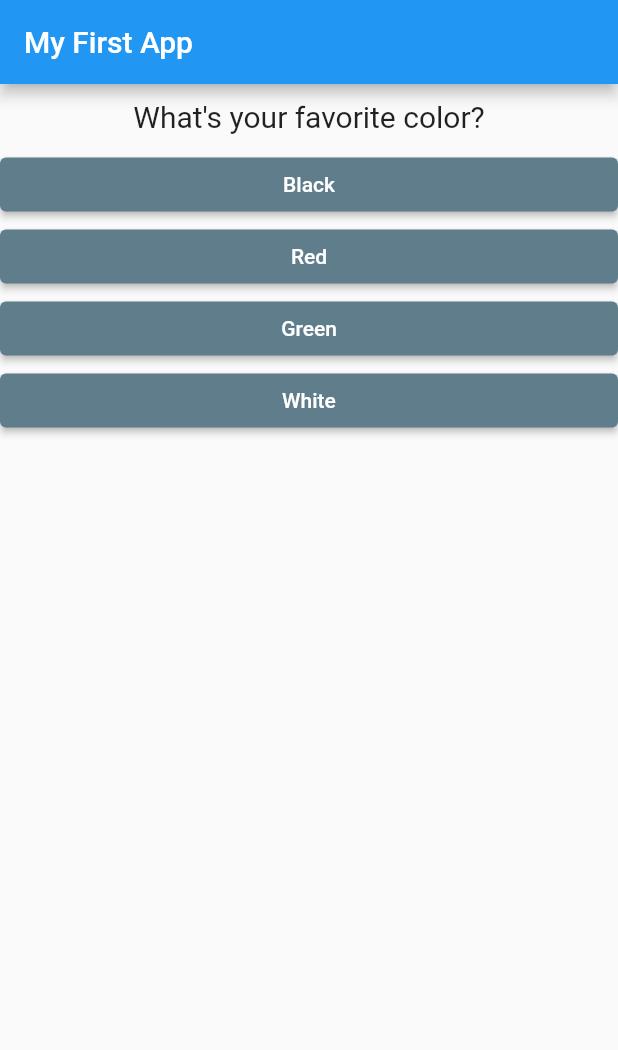
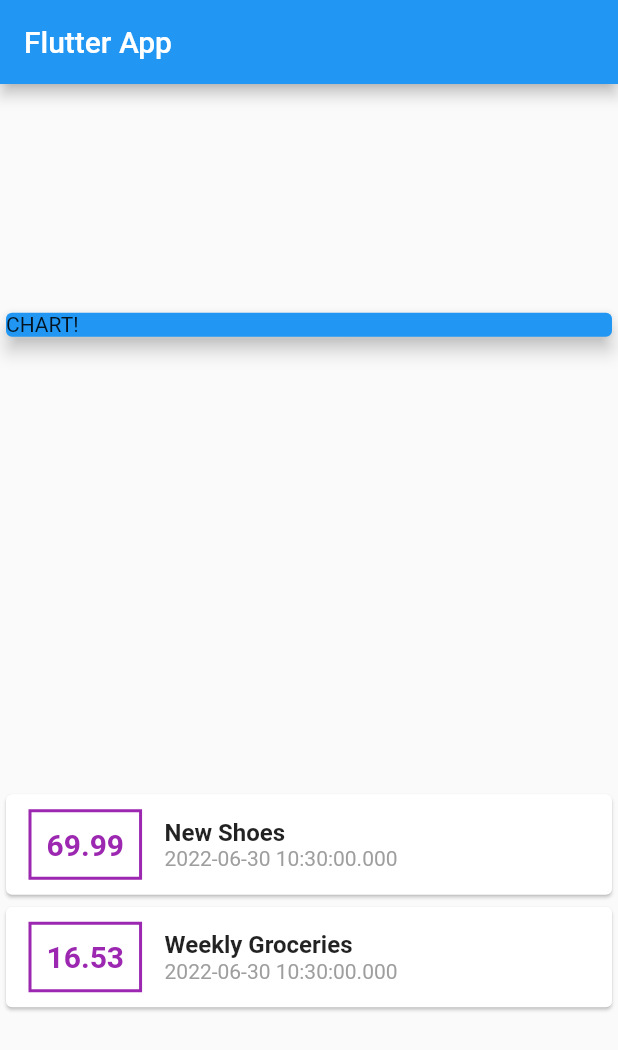
Before and after one commit to sanchoco/personal_expenses_app, a Flutter app: the screen it shows after launch, on a phone screen of 412 x 824 dp. Shown: the top 1050 px of the screen. Run offline on Flutter 3.47's test engine with Material 2 defaults, Android fonts, the phone set to English and light mode, and no system bars.

Commit message:
styling container

```diff
--- a/lib/answer.dart
+++ /dev/null
@@ -1,18 +0,0 @@
-import 'package:flutter/material.dart';
-
-class Answer extends StatelessWidget {
-  final String answerText;
-  final void Function() selectHandler;
-  const Answer(this.selectHandler, this.answerText);
-  @override
-  Widget build(BuildContext context) {
-    return Container(
-      width: double.infinity,
-      child: ElevatedButton(
-        style: ElevatedButton.styleFrom(primary: Colors.blueGrey, onPrimary: Colors.white),
-        onPressed: selectHandler,
-        child: Text(answerText),
-      ),
-    );
-  }
-}
--- a/lib/main.dart
+++ b/lib/main.dart
@@ -1,82 +1,72 @@
 import 'package:flutter/material.dart';
-import 'package:flutter_complete_guide/quiz.dart';
-import 'package:flutter_complete_guide/result.dart';
-import './question.dart';
-import './answer.dart';
+import 'package:flutter_complete_guide/transaction.dart';
 
 void main() => runApp(MyApp());
 
-class MyApp extends StatefulWidget {
+class MyApp extends StatelessWidget {
   @override
-  State<StatefulWidget> createState() {
-    return _MyAppState();
+  Widget build(BuildContext context) {
+    return MaterialApp(
+      title: 'Flutter App',
+      home: MyHomePage(),
+    );
   }
 }
 
-class _MyAppState extends State<MyApp> {
-  var _questionIndex = 0;
-  int _totalScore = 0;
-
+class MyHomePage extends StatelessWidget {
+  final List<Transaction> transactions = [
+    Transaction(id: 't1', title: 'New Shoes', amount: 69.99, date: DateTime.now()),
+    Transaction(id: 't2', title: 'Weekly Groceries', amount: 16.53, date: DateTime.now()),
+  ];
   @override
   Widget build(BuildContext context) {
-    var questions = [
-      {
-        "questionText": 'What\'s your favorite color?',
-        'answers': [
-          {'text': 'Black', 'score': 10},
-          {'text': 'Red', 'score': 5},
-          {'text': 'Green', 'score': 3},
-          {'text': 'White', 'score': 1},
-        ]
-      },
-      {
-        "questionText": 'What\'s your favorite animal?',
-        'answers': [
-          {'text': 'Dog', 'score': 10},
-          {'text': 'Cat', 'score': 5},
-          {'text': 'Elephant', 'score': 3},
-          {'text': 'Lion', 'score': 1}
-        ]
-      },
-      {
-        "questionText": 'What\'s your favorite food?',
-        'answers': [
-          {'text': 'chickin', 'score': 10},
-          {'text': 'hamburger', 'score': 5},
-          {'text': 'colar', 'score': 3},
-          {'text': 'cheese', 'score': 1},
-        ]
-      },
-    ];
-
-    _answerQuestion(int score) {
-      _totalScore += score;
-      setState(() {
-        _questionIndex += 1;
-      });
-    }
-
-    _resetQuiz() {
-      setState(() {
-        _totalScore = 0;
-        _questionIndex = 0;
-      });
-    }
-
-    return MaterialApp(
-      home: Scaffold(
-        appBar: AppBar(
-          title: const Text(
-            'My First App',
+    return Scaffold(
+      appBar: AppBar(title: Text('Flutter App')),
+      body: Column(
+        mainAxisAlignment: MainAxisAlignment.spaceAround,
+        crossAxisAlignment: CrossAxisAlignment.stretch,
+        children: [
+          Card(
+            color: Colors.blue,
+            elevation: 5,
+            child: Container(
+              child: Text('CHART!'),
+              width: double.infinity,
+            ),
           ),
-        ),
-        body: _questionIndex < questions.length
-            ? Quiz(
-                answerQuestion: _answerQuestion,
-                questions: questions,
-                questionIndex: _questionIndex,
-              )
-            : Result(_totalScore, _resetQuiz),
+          Column(
+            children: transactions.map((tx) {
+              return Card(
+                child: Row(
+                  children: [
+                    Container(
+                      margin: EdgeInsets.symmetric(vertical: 10, horizontal: 15),
+                      decoration: BoxDecoration(border: Border.all(color: Colors.purple, width: 2)),
+                      padding: EdgeInsets.all(10),
+                      child: Text(
+                        style: TextStyle(fontWeight: FontWeight.bold, fontSize: 20, color: Colors.purple),
+                        tx.amount.toString(),
+                      ),
+                    ),
+                    Column(
+                      crossAxisAlignment: CrossAxisAlignment.start,
+                      children: [
+                        Text(
+                          tx.title,
+                          style: TextStyle(fontWeight: FontWeight.bold, fontSize: 16),
+                        ),
+                        Text(
+                          tx.date.toString(),
+                          style: TextStyle(color: Colors.grey),
+                        ),
+                      ],
+                    ),
+                  ],
+                ),
+              );
+            }).toList(),
+          ),
+        ],
       ),
     );
   }
--- a/lib/question.dart
+++ /dev/null
@@ -1,20 +0,0 @@
-import 'package:flutter/material.dart';
-
-class Question extends StatelessWidget {
-  final String questionText;
-
-  Question(this.questionText);
-
-  @override
-  Widget build(BuildContext context) {
-    return Container(
-      margin: EdgeInsets.all(10),
-      width: double.infinity,
-      child: Text(
-        questionText,
-        style: TextStyle(fontSize: 20),
-        textAlign: TextAlign.center,
-      ),
-    );
-  }
-}
--- a/lib/quiz.dart
+++ /dev/null
@@ -1,23 +0,0 @@
-import 'package:flutter/material.dart';
-import './answer.dart';
-import './question.dart';
-
-class Quiz extends StatelessWidget {
-  final List<Map<String, Object>> questions;
-  final int questionIndex;
-  final void Function(int) answerQuestion;
-
-  Quiz({required this.questions, required this.answerQuestion, required this.questionIndex});
-
-  @override
-  Widget build(BuildContext context) {
-    return Column(
-      children: [
-        Question(questions[questionIndex]['questionText'] as String),
-        ...(questions[questionIndex]['answers'] as List<Map<String, Object>>)
-            .map((answer) => Answer(() => answerQuestion(answer['score'] as int), answer['text'] as String))
-            .toList(),
-      ],
-    );
-  }
-}
--- a/lib/result.dart
+++ /dev/null
@@ -1,39 +0,0 @@
-import 'package:flutter/material.dart';
-
-class Result extends StatelessWidget {
-  final int resultScore;
-  final VoidCallback resetHandler;
-  Result(this.resultScore, this.resetHandler);
-
-  String get resultPhrase {
-    String resultText = 'You did it!';
-    if (resultScore <= 8) {
-      resultText = 'Yout are awesome and innocent!';
-    } else if (resultScore <= 16) {
-      resultText = 'Pretty likeable!';
-    } else if (resultScore <= 30) {
-      resultText = 'You are ... strange?';
-    } else {
-      resultText = 'You are so bad!';
-    }
-    return resultText;
-  }
-
-  @override
-  Widget build(BuildContext context) {
-    return Center(
-      child: Column(
-        children: [
-          Text(resultPhrase, style: TextStyle(fontSize: 36, fontWeight: FontWeight.bold)),
-          TextButton(
-            child: Text(
-              'Restart',
-              style: TextStyle(color: Colors.pink),
-            ),
-            onPressed: resetHandler,
-          )
-        ],
-      ),
-    );
-  }
-}
--- /dev/null
+++ b/lib/transaction.dart
@@ -0,0 +1,8 @@
+class Transaction {
+  final String id;
+  final String title;
+  final double amount;
+  final DateTime date;
+
+  Transaction({required this.id, required this.title, required this.amount, required this.date});
+}
```
Also changed, not shown: 1 other file.
